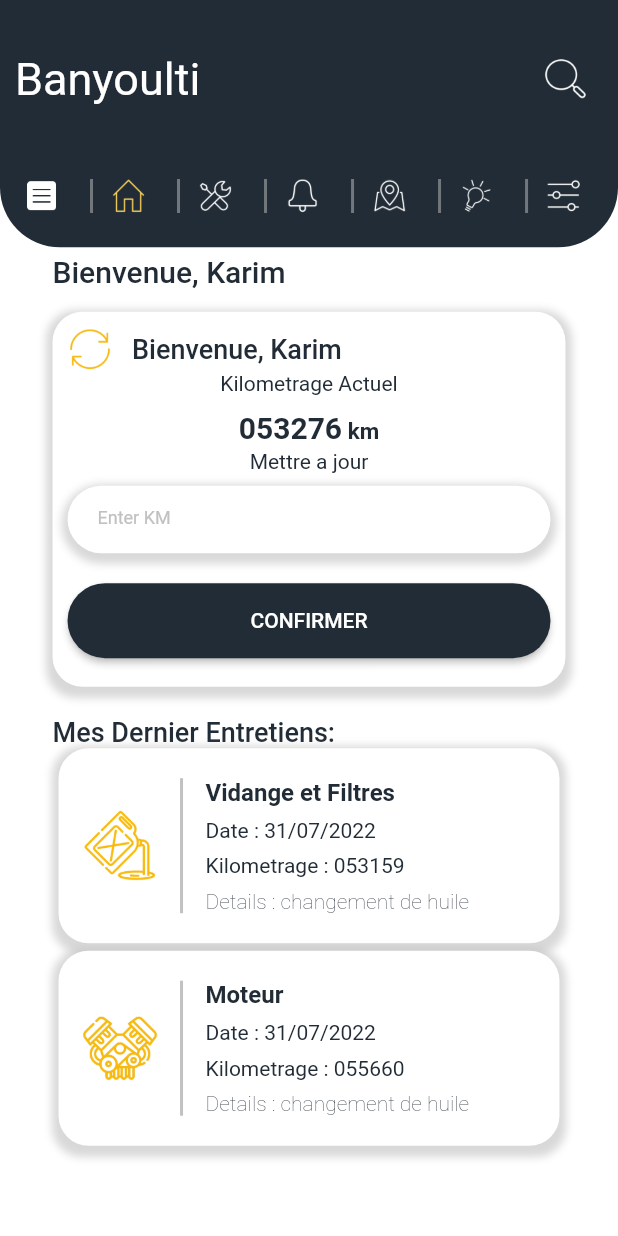
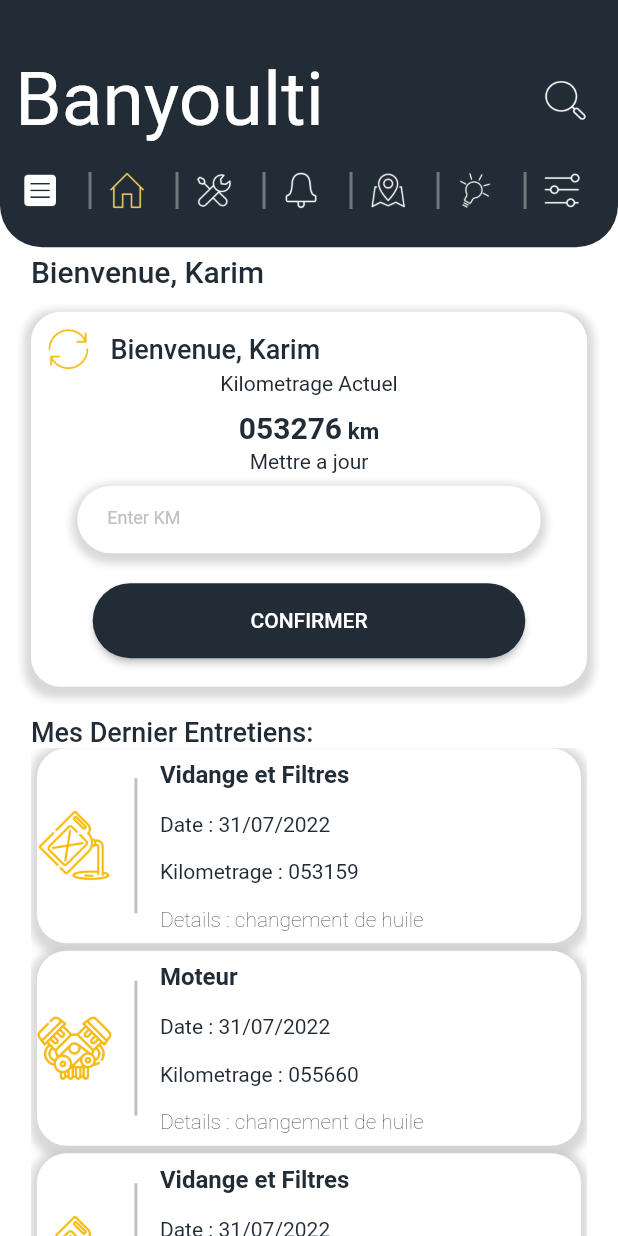
Before and after one commit to sudarshansingh046/banyoulti, a Flutter app: the Home screen opened directly, on a phone screen of 412 x 824 dp. Run offline on Flutter 3.47's test engine with Material 2 defaults, Android fonts, the light colour scheme and no system bars; our stand-ins replace get, hooks_riverpod; missing offline and left inert: flutter_onboard; statements that could not run were skipped.

Commit message:
git hub is done

```diff
--- a/lib/home/home.dart
+++ b/lib/home/home.dart
@@ -52,13 +52,13 @@ class _HomeState extends State<Home> {
               decoration: const BoxDecoration(
                 color: kprimary,
                 borderRadius: BorderRadius.only(
-                  bottomLeft: Radius.circular(40),
-                  bottomRight: Radius.circular(40),
+                  bottomLeft: Radius.circular(28),
+                  bottomRight: Radius.circular(28),
                 ),
               ),
               child: Column(
                 children: [
-                  SizedBox(height: 25),
+                  SizedBox(height: MediaQuery.of(context).size.height / 30),
                   Padding(
                     padding: const EdgeInsets.symmetric(
                         horizontal: 10, vertical: 10),
@@ -69,8 +69,7 @@ class _HomeState extends State<Home> {
                           'Banyoulti',
                           style: TextStyle(
                             color: kwhite,
-                            fontWeight: FontWeight.w400,
-                            fontSize: 30,
+                            fontSize: 50,
                           ),
                         ),
                         SizedBox(
@@ -80,15 +79,12 @@ class _HomeState extends State<Home> {
                       ],
                     ),
                   ),
-                  const SizedBox(height: 30),
                   Padding(
                     padding: const EdgeInsets.all(8.0),
                     child: Container(
                       width: Get.width,
                       height: 25,
                       child: Center(
-                        child: Padding(
-                          padding: const EdgeInsets.all(1.0),
                         child: ListView.builder(
                             scrollDirection: Axis.horizontal,
                             itemCount: navigationBarIconsList.length,
@@ -99,8 +95,6 @@ class _HomeState extends State<Home> {
                                 margin:
                                     const EdgeInsets.symmetric(horizontal: 5),
                                 child: Row(
-                                    mainAxisAlignment:
-                                        MainAxisAlignment.spaceAround,
                                   children: [
                                     InkWell(
                                       onTap: () {
@@ -109,14 +103,12 @@ class _HomeState extends State<Home> {
                                         });
                                       },
                                       child: SizedBox(
-                                          width: MediaQuery.of(context)
-                                                  .size
-                                                  .width /
+                                        width:
+                                            MediaQuery.of(context).size.width /
                                                 15,
-                                          height: MediaQuery.of(context)
-                                                  .size
-                                                  .height /
-                                              15,
+                                        height:
+                                            MediaQuery.of(context).size.height /
+                                                10,
                                         child: Image.asset(
                                           navigationBarIconsList[i],
                                           color: selectedIndex == i
@@ -126,8 +118,7 @@ class _HomeState extends State<Home> {
                                       ),
                                     ),
                                     SizedBox(width: Get.width * 0.045),
-                                      if (i !=
-                                          navigationBarIconsList.length - 1)
+                                    if (i != navigationBarIconsList.length - 1)
                                       Container(
                                         height: 30,
                                         width: 2,
@@ -137,7 +128,6 @@ class _HomeState extends State<Home> {
                                 ),
                               );
                             }),
-                        ),
                       ),
                     ),
                   )
--- a/lib/home/home_screen.dart
+++ b/lib/home/home_screen.dart
@@ -18,12 +18,14 @@ class _HomeScreenState extends State<HomeScreen> {
         '053159', 'changement de huile'),
     EntretiensModel('images/home/Engine.png', 'Moteur', DateTime.now(),
         '055660', 'changement de huile'),
+    EntretiensModel('images/home/Oil.png', 'Vidange et Filtres', DateTime.now(),
+        '053159', 'changement de huile'),
   ];
   @override
   Widget build(BuildContext context) {
     return Expanded(
       child: Container(
-        width: Get.width * 0.83,
+        width: Get.width * .9,
         margin: const EdgeInsets.only(top: 5),
         child: Column(
           crossAxisAlignment: CrossAxisAlignment.start,
@@ -113,7 +115,7 @@ class _HomeScreenState extends State<HomeScreen> {
                   const SizedBox(height: 8),
                   Container(
                     height: 45,
-                    width: Get.width * 0.85,
+                    width: Get.width * 0.75,
                     padding: const EdgeInsets.only(left: 20),
                     decoration: BoxDecoration(
                       borderRadius: BorderRadius.circular(35),
@@ -155,7 +157,7 @@ class _HomeScreenState extends State<HomeScreen> {
                   ),
                   const SizedBox(height: 20),
                   MaterialButton(
-                    minWidth: Get.width * 0.85,
+                    minWidth: Get.width * 0.7,
                     height: 50,
                     color: kprimary,
                     shape: RoundedRectangleBorder(
@@ -189,7 +191,6 @@ class _HomeScreenState extends State<HomeScreen> {
                   itemCount: entretiensList.length,
                   itemBuilder: (ctx, i) {
                     return Container(
-                      padding: const EdgeInsets.all(16),
                       margin:
                           const EdgeInsets.only(bottom: 5, left: 4, right: 4),
                       height: 130,
```
Lines whose indentation alone changed are shown as unchanged.
